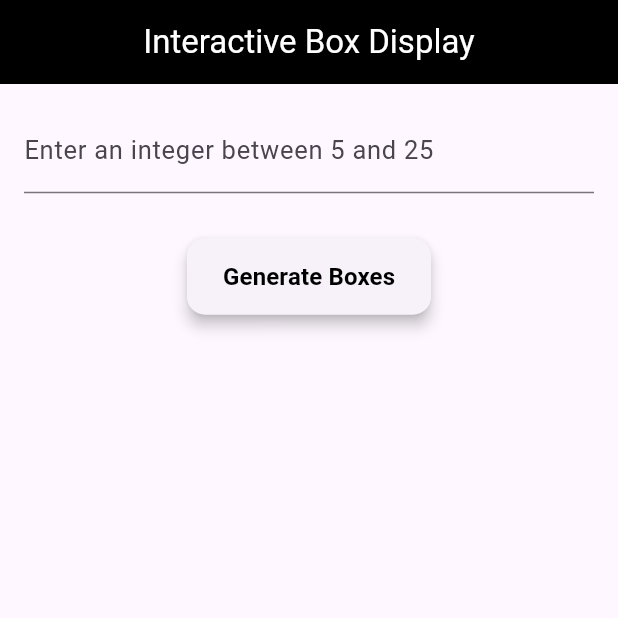
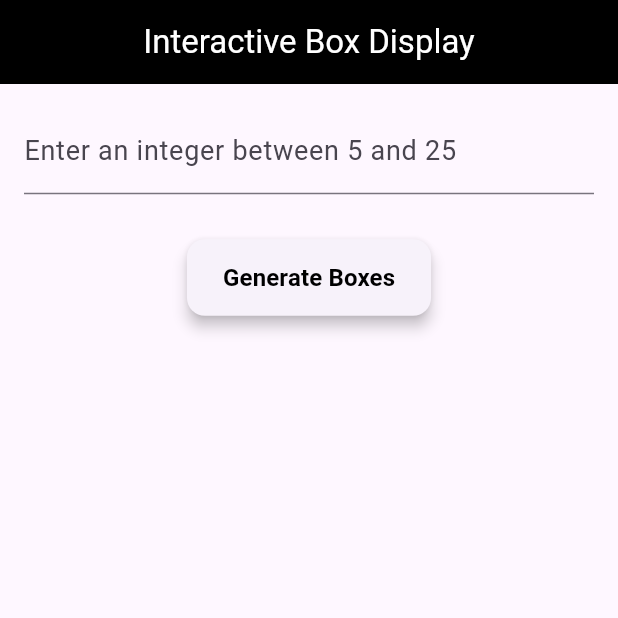
Before and after one commit to lakshayXD/aeria_assignment, a Flutter app: the screen it shows after launch, on a phone screen of 412 x 824 dp, the top half of it. Run offline on Flutter 3.47's test engine with Material 3 defaults, Android fonts, the phone set to English and light mode, and no system bars; our stand-ins replace flutter_riverpod.

Commit message:
final commit

```diff
--- a/lib/features/interactive_box_screen.dart
+++ b/lib/features/interactive_box_screen.dart
@@ -103,7 +103,7 @@ class InteractiveBoxScreen extends ConsumerWidget {
                   decoration: const InputDecoration(
                     labelText: enterWithinRangeErrText,
                     labelStyle: TextStyle(
-                      fontSize: 17,
+                      fontSize: 18,
                     ),
                   ),
                   keyboardType: TextInputType.number,
```
